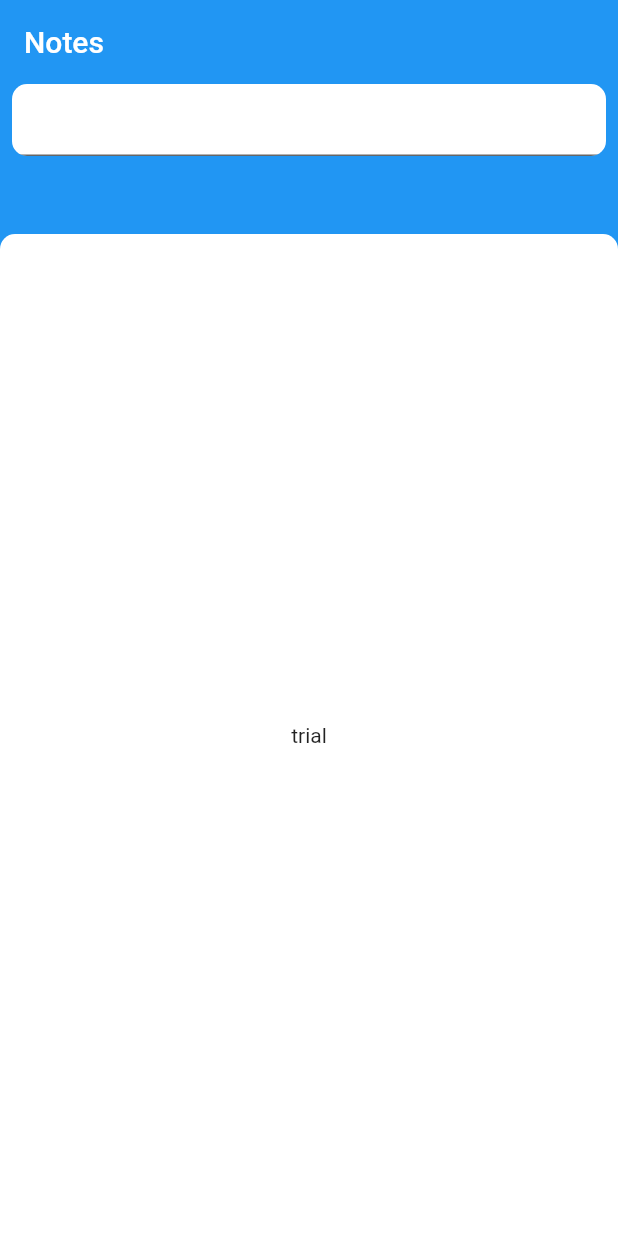
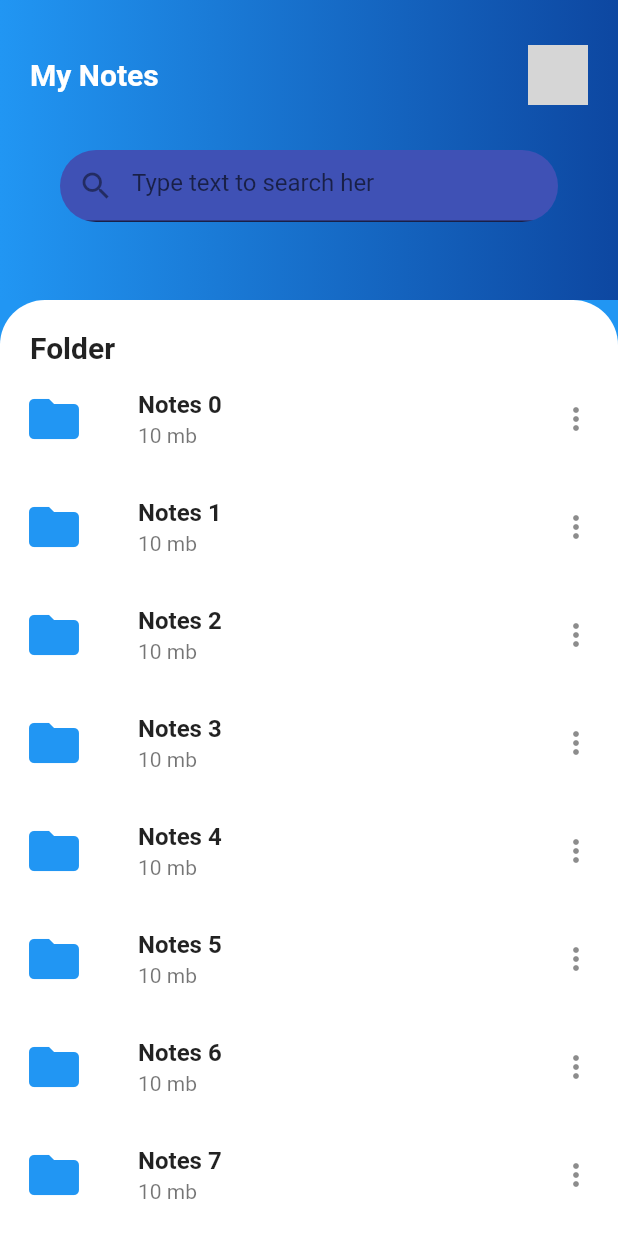
Before and after one commit to caveinn/notes_app, a Flutter app: the screen it shows after launch, on a phone screen of 412 x 824 dp. Run offline on Flutter 3.47's test engine with Material 2 defaults, Android fonts, the phone set to English and light mode, and no system bars; network calls fail; grey boxes are pictures that could not be loaded.

Commit message:
add  notes list

```diff
--- a/lib/main.dart
+++ b/lib/main.dart
@@ -37,29 +37,69 @@ class _NotesHomepageState extends State<NotesHomepage> {
   Widget build(BuildContext context) {
     return Scaffold(
           backgroundColor: Theme.of(context).primaryColor,
-        appBar: AppBar(
-          elevation: 0,
-          title: Text("Notes"),
+          appBar: PreferredSize(
+            preferredSize: Size(MediaQuery.of(context).size.width, 1000.0),
+            child:Container(
+              padding:EdgeInsets.only(top:MediaQuery.of(context).padding.top),
+              height: 100,
+              decoration: BoxDecoration(
+                      gradient: LinearGradient(
+                        colors: [
+                          Colors.blue,
+                          Colors.blue[900]
+                        ])
                     ),
+              child: Row(
+                mainAxisAlignment: MainAxisAlignment.spaceBetween,
+                children: <Widget>[
+                  Padding(
+                    padding: const EdgeInsets.only(left:20.0),
+                    child: Text("My Notes",
+                    style: TextStyle(color:Colors.white, fontSize: 20, fontWeight: FontWeight.bold ),
+                    ),
+                  ),
+
+                  Padding(
+                    padding: const EdgeInsets.only(right:20.0),
+                    child: CircleAvatar(
+                      radius: 20,
+                      backgroundImage: NetworkImage("https://via.placeholder.com/150"),),
+                  )
+
+
+                ],
+              )
+              ),),
+
           body: CustomScrollView(
             slivers: <Widget>[
               SliverList(
                 delegate: SliverChildListDelegate([
                   Container(
                     height: 100,
+                    decoration: BoxDecoration(
+                      gradient: LinearGradient(
+                        colors: [
+                          Colors.blue,
+                          Colors.blue[900]
+                        ])
+                    ),
                     child: Column(
                       children: <Widget>[
                         Padding(
-                        padding: const EdgeInsets.symmetric(horizontal: 8.0),
+                          padding: const EdgeInsets.symmetric(horizontal: 40.0),
                           child: ClipRRect(
-                          borderRadius: BorderRadius.all(Radius.circular(10)),
+                            borderRadius: BorderRadius.all(Radius.circular(40)),
                             child: TextField(
                               style: TextStyle(
 
                               ),
                               decoration: InputDecoration(
-                                fillColor: Colors.white, filled: true,
-                                focusedBorder: InputBorder.none
+                                  fillColor: Colors.indigo,
+                                  filled: true,
+                                  focusedBorder: InputBorder.none,
+                                  prefixIcon: Icon(Icons.search),
+                                  hintText: "Type text to search her",
                                   ),
 
                             ),
@@ -74,10 +114,42 @@ class _NotesHomepageState extends State<NotesHomepage> {
                   child: Container(
                       decoration: BoxDecoration(
                           borderRadius:
-                            BorderRadius.vertical(top: Radius.circular(10)),
+                              BorderRadius.vertical(top: Radius.circular(30)),
                           color: Colors.white),
-                    child: Center(child: Text("trial"))))
+                      child: Column(
+                        crossAxisAlignment: CrossAxisAlignment.start,
+                        children: <Widget>[
+                         Container(
+                           padding: EdgeInsets.only(left: 20, top: 20),
+                           child: Text("Folder", style: TextStyle(fontSize: 20, fontWeight: FontWeight.bold ),)
+                           ),
+                         Expanded(
+                            child: ListView.builder(
+                             itemCount: 100,
+                             itemBuilder: (context, index){
+                               return ListTile(
+                                 leading: Padding(
+                                   padding: const EdgeInsets.only(right: 20.0),
+                                   child: Icon(
+                                     Icons.folder,
+                                     size: 40,
+                                     color: Theme.of(context).primaryColor,
+                                   ),
+                                 ),
+                                 title: Text("Notes $index", style:TextStyle(fontWeight: FontWeight.bold) ,),
+                                 subtitle: Text("10 mb"),
+                                 trailing: Icon(Icons.more_vert),
+
+                                 );
+
+                             } ,
+                           ),
+                         )
                         ],
-        ));
+
+                      )))
+            ],
+          ),
+    );
   }
 }
```
Lines whose indentation alone changed are shown as unchanged.
